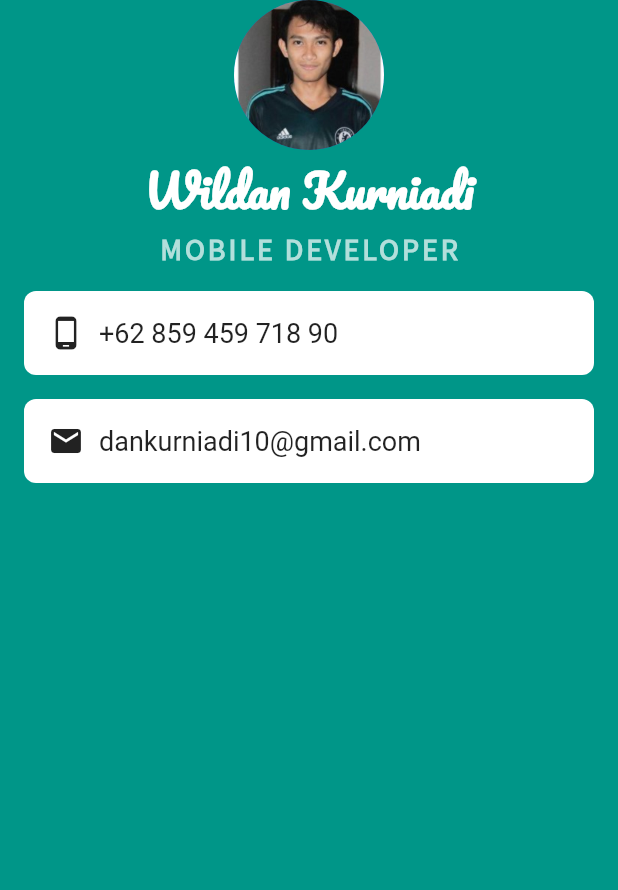
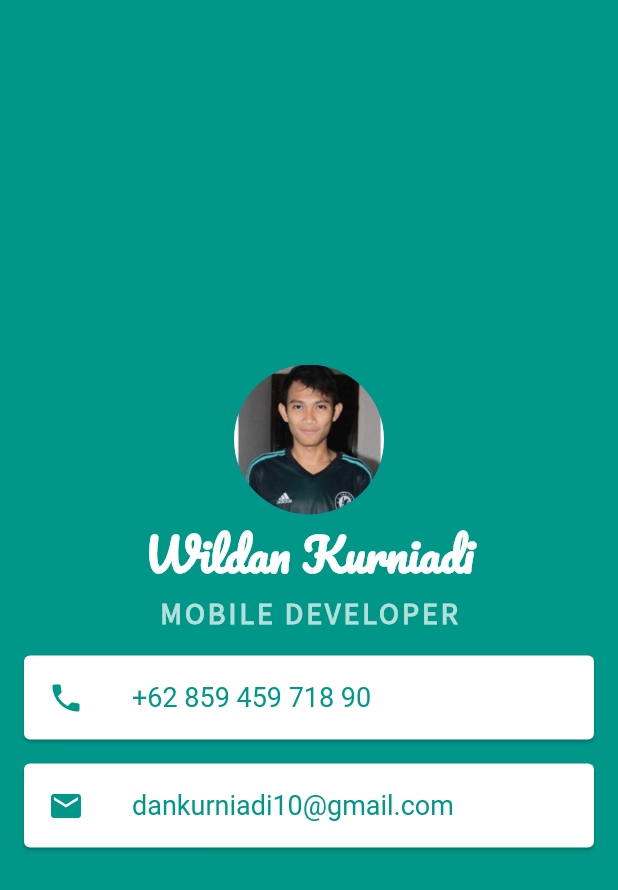
Before and after one commit to wildanka/flutter-cardname, a Flutter app: the screen it shows after launch, on a phone screen of 412 x 824 dp. Shown: the top 890 px of the screen. Run offline on Flutter 3.47's test engine with Material 2 defaults, Android fonts, the phone set to English and light mode, and no system bars.

Commit message:
#03 MiCard Done

```diff
--- a/lib/main.dart
+++ b/lib/main.dart
@@ -13,6 +13,7 @@ class MyApp extends StatelessWidget {
         body: SafeArea(
           child: Center(
             child: Column(
+              mainAxisAlignment: MainAxisAlignment.center,
               crossAxisAlignment: CrossAxisAlignment.center,
               children: <Widget>[
                 CircleAvatar(
@@ -36,42 +37,32 @@ class MyApp extends StatelessWidget {
                       letterSpacing: 2.0,
                       color: Colors.teal.shade100),
                 ),
-                Container(
-                  decoration: BoxDecoration(
-                      color: Colors.white,
-                      borderRadius: BorderRadius.all(Radius.circular(8.0))),
+                Card(
                     margin:
                         EdgeInsets.symmetric(vertical: 16.0, horizontal: 16.0),
-                  padding: EdgeInsets.all(16.0),
-                  child: Row(
-                    children: <Widget>[
-                      Icon(Icons.phone_android),
-                      SizedBox(width: 10.0),
-                      Text(
+                    child: ListTile(
+                      leading: Icon(
+                        Icons.phone,
+                        color: Colors.teal,
+                      ),
+                      title: Text(
                         "+62 859 459 718 90",
-                        style: TextStyle(fontSize: 18.0),
-                      )
-                    ],
+                        style: TextStyle(
+                          fontSize: 18.0,
+                          color: Colors.teal,
                         ),
                       ),
-                Container(
-                  decoration: BoxDecoration(
-                      color: Colors.white,
-                      borderRadius: BorderRadius.all(Radius.circular(8.0))),
+                    )),
+                Card(
                     margin:
                         EdgeInsets.only(bottom: 16.0, right: 16.0, left: 16.0),
-                  padding: EdgeInsets.all(16.0),
-                  child: Row(
-                    children: <Widget>[
-                      Icon(Icons.email),
-                      SizedBox(width: 10.0),
-                      Text(
+                    child: ListTile(
+                      leading: Icon(Icons.email, color: Colors.teal),
+                      title: Text(
                         "dankurniadi10@gmail.com",
-                        style: TextStyle(fontSize: 18.0),
-                      )
-                    ],
+                        style: TextStyle(fontSize: 18.0, color: Colors.teal),
                       ),
-                )
+                    ))
               ],
             ),
           ),
```
Lines whose indentation alone changed are shown as unchanged.
